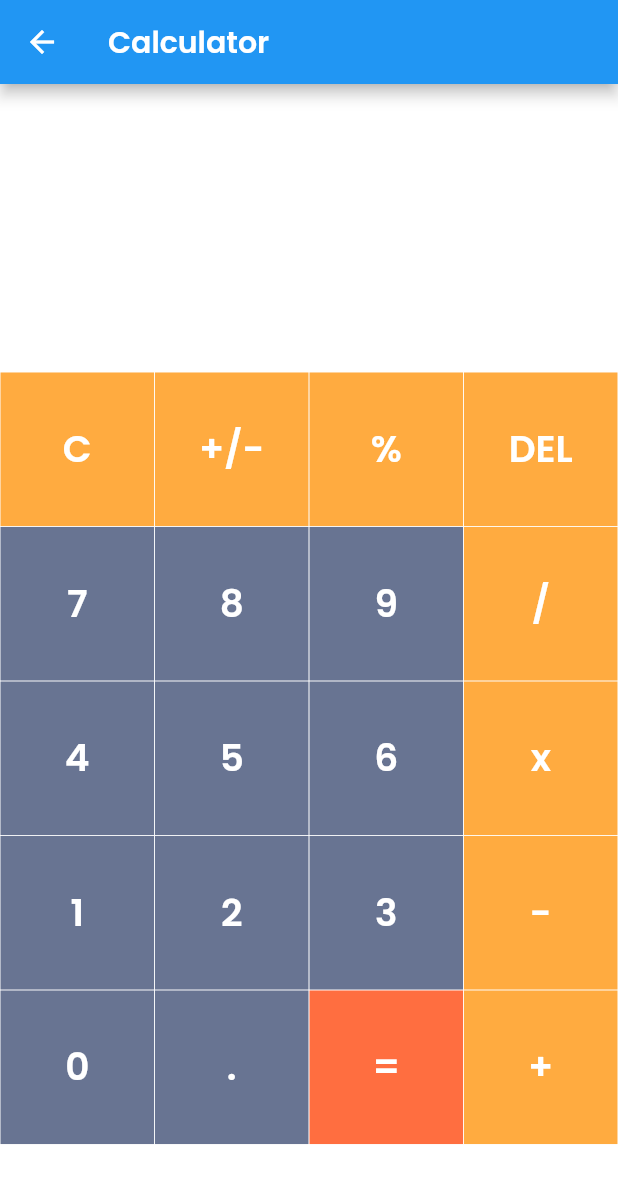
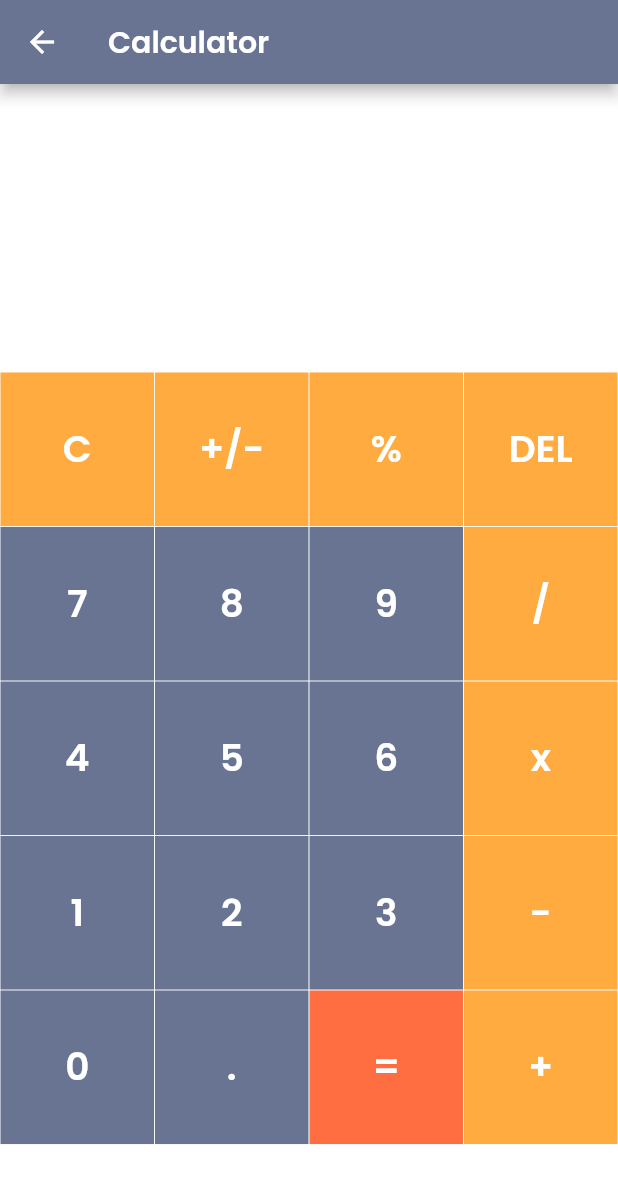
Before and after one commit to dindanvtsr/TPM-1, a Flutter app: the LandingPage screen opened directly, after a tap on "Calculate", on a phone screen of 412 x 824 dp. Shown: the top 1183 px of the screen. Run offline on Flutter 3.47's test engine with Material 2 defaults, Android fonts, the phone set to English and light mode, and no system bars; our stand-ins replace flutter_native_splash, math_expressions.

Commit message:
Change : UI App Bar Color

```diff
--- a/lib/landingPage.dart
+++ b/lib/landingPage.dart
@@ -90,8 +90,13 @@ class LandingPage extends StatelessWidget {
                           primary: tPrimaryColor,
                           padding: EdgeInsets.symmetric(horizontal: 60, vertical: 10),
                           textStyle: TextStyle(
-                              fontSize: 23,
-                              fontWeight: FontWeight.bold)),
+                            fontSize: 23,
+                            fontWeight: FontWeight.bold
+                          ),
+                          shape: RoundedRectangleBorder(
+                            borderRadius: BorderRadius.circular(15)
+                          ),
+                      ),
                     ),
                   )
                 ],
@@ -143,7 +148,8 @@ class calculatorState extends State<calculator> {
     return Scaffold(
       appBar: new AppBar(
         title: new Text("Calculator"),
-      ), //AppBar
+        backgroundColor: tPrimaryColor,
+      ),
       backgroundColor: Colors.white,
       body: Column(
         children: <Widget>[
@@ -196,7 +202,6 @@ class calculatorState extends State<calculator> {
                         textColor: Colors.white,
                       );
                     }
-
                     // +/- button
                     else if (index == 1) {
                       return MyButton(
```
